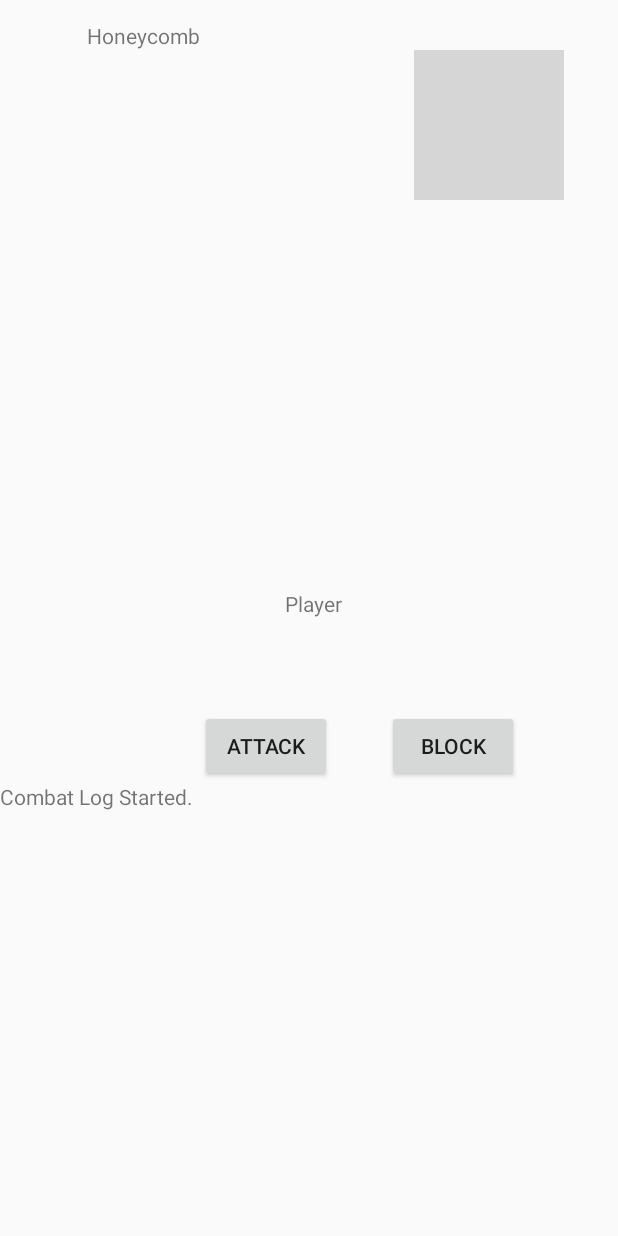
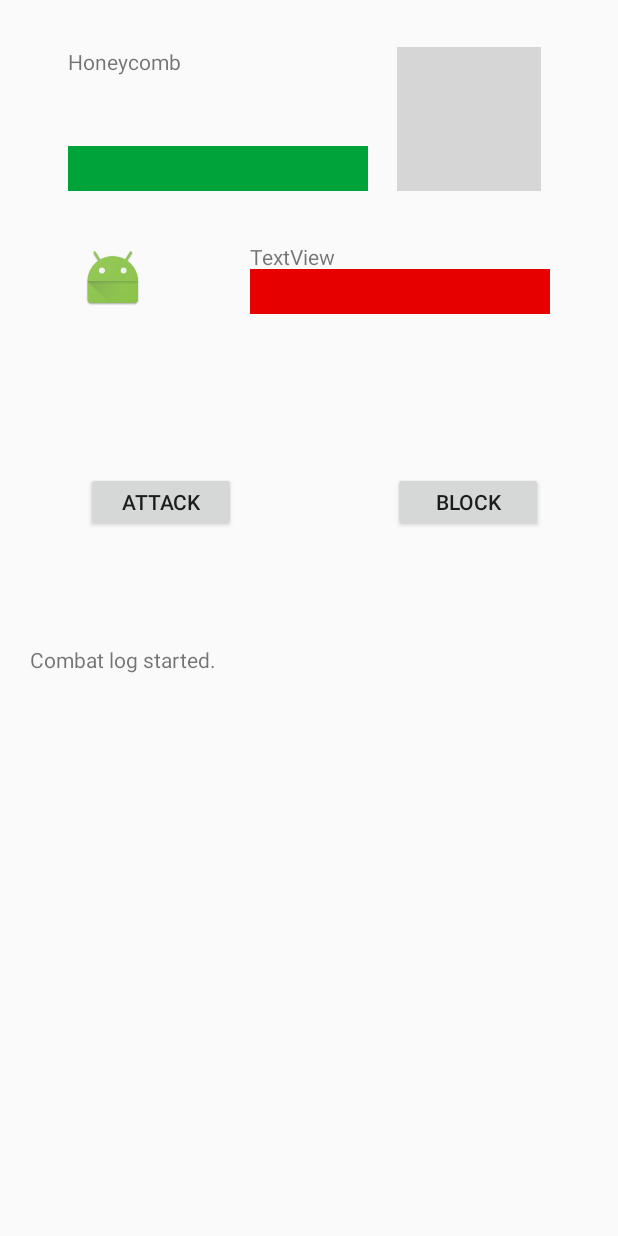
Before and after one commit to scveloso/Labyrinth2, an Android app: the CombatActivity screen opened directly, with no data from a screen before it, on a phone screen of 412 x 824 dp. Run offline under Robolectric (Android 15) with nearby library versions, the phone set to English and light mode, and no system bars; grey boxes are pictures that could not be loaded.

Commit message:
Work done on combat

```diff
--- a/app/src/main/java/com/sveloso/labyrinth/CombatActivity.java
+++ b/app/src/main/java/com/sveloso/labyrinth/CombatActivity.java
@@ -1,13 +1,19 @@
 package com.sveloso.labyrinth;
 
 import android.app.Activity;
+import android.content.Intent;
+import android.content.res.Resources;
 import android.os.Bundle;
 import android.support.v4.content.ContextCompat;
+import android.support.v4.view.ViewPager;
 import android.text.method.ScrollingMovementMethod;
+import android.util.TypedValue;
 import android.view.View;
+import android.view.ViewGroup;
 import android.widget.Button;
 import android.widget.ImageView;
 import android.widget.TextView;
+import android.widget.Toast;
 
 /**
  * Created by s.veloso on 4/10/2017.
@@ -17,9 +23,9 @@ public class CombatActivity extends Activity {
 
     private static final String MOVE_ATTACK = "attack";
     private static final String MOVE_BLOCK = "block";
-    private static final int MAX_HEALTH_WIDTH = 200;
 
     private ImageView imgPlayerHealth;
+    private ImageView imgPlayerSprite;
     private ImageView imgEnemyHealth;
     private ImageView imgEnemySprite;
     private TextView txtEnemyName;
@@ -27,6 +33,8 @@ public class CombatActivity extends Activity {
 
     private Button btnAttack;
     private Button btnBlock;
+
+    private static final int MAX_IMG_HEALTH_WIDTH = 200; // 200dp
 
     private Enemy currEnemy;
 
@@ -38,6 +46,7 @@ public class CombatActivity extends Activity {
         setContentView(R.layout.activity_combat);
 
         imgPlayerHealth = (ImageView) findViewById(R.id.imgPlayerHealth);
+        imgPlayerSprite = (ImageView) findViewById(R.id.imgPlayerSprite);
         imgEnemyHealth = (ImageView) findViewById(R.id.imgEnemyHealth);
         imgEnemySprite = (ImageView) findViewById(R.id.imgEnemySprite);
         txtEnemyName = (TextView) findViewById(R.id.txtEnemyName);
@@ -58,17 +67,17 @@ public class CombatActivity extends Activity {
         txtCombatLog = (TextView) findViewById(R.id.txtCombatLog);
         txtCombatLog.setMovementMethod(new ScrollingMovementMethod());
 
-
         int difficulty = getIntent().getIntExtra(MainActivity.EXTRA_DIFFICULTY, -1);
         playerHealth = getIntent().getIntExtra(MainActivity.EXTRA_PLAYER_CURR_HEALTH, -1);
 
-        if (difficulty < 6) {
+        imgPlayerSprite.setImageDrawable(ContextCompat.getDrawable(this, R.mipmap.ic_launcher));
+        if (difficulty < 5) /* 5 out of 10 chance for easy */ {
             currEnemy = new Enemy(this, 0);
             imgEnemySprite.setImageDrawable(ContextCompat.getDrawable(this, R.mipmap.img_enemy_easy));
-        } else if (difficulty < 10) {
+        } else if (difficulty < 8) /* 3 out of 10 chance for medium */ {
             currEnemy = new Enemy(this, 1);
             imgEnemySprite.setImageDrawable(ContextCompat.getDrawable(this, R.mipmap.img_enemy_medium));
-        } else {
+        } else /* 2 out of 10 chance for hard */ {
             currEnemy = new Enemy(this, 2);
             imgEnemySprite.setImageDrawable(ContextCompat.getDrawable(this, R.mipmap.img_enemy_hard));
         }
@@ -76,18 +85,28 @@ public class CombatActivity extends Activity {
 
         updateEnemyUI();
         updatePlayerUI();
+
+        log("Combat log started.");
     }
 
     private void updateEnemyUI() {
-        double percentHealth = currEnemy.getCurrHealth() / currEnemy.getHealth();
-        double newHealthW = MAX_HEALTH_WIDTH * percentHealth;
-        imgEnemyHealth.setMaxWidth((int) newHealthW);
+        double percentHealth = (double) currEnemy.getCurrHealth() / currEnemy.getHealth();
+        double newHealthW = MAX_IMG_HEALTH_WIDTH * percentHealth;
+        Resources r = getResources();
+        float px = TypedValue.applyDimension(TypedValue.COMPLEX_UNIT_DIP, (int) newHealthW, r.getDisplayMetrics());
+
+        imgEnemyHealth.getLayoutParams().width = (int) px;
+        imgEnemyHealth.requestLayout();
     }
 
     private void updatePlayerUI() {
-        double percentHealth = playerHealth / Player.PLAYER_HEALTH;
-        double newHealthW = MAX_HEALTH_WIDTH * percentHealth;
-        imgPlayerHealth.setMaxWidth((int) newHealthW);
+        double percentHealth = (double) playerHealth / Player.PLAYER_HEALTH;
+        double newHealthW = MAX_IMG_HEALTH_WIDTH * percentHealth;
+        Resources r = getResources();
+        float px = TypedValue.applyDimension(TypedValue.COMPLEX_UNIT_DIP, (int) newHealthW, r.getDisplayMetrics());
+
+        imgPlayerHealth.getLayoutParams().width = (int) px;
+        imgPlayerHealth.requestLayout();
     }
 
     private void handlePlayerTurn(String move) {
@@ -109,8 +128,9 @@ public class CombatActivity extends Activity {
     private void checkIfEnemyDead() {
         if (currEnemy.getCurrHealth() <= 0) {
             // end activity with success result
-
-            setResult(MainActivity.COMBAT_RESULT_WIN);
+            Intent data = new Intent();
+            data.putExtra(MainActivity.EXTRA_PLAYER_CURR_HEALTH, playerHealth);
+            setResult(MainActivity.COMBAT_RESULT_WIN, data);
             finish();
         }
     }
--- a/app/src/main/java/com/sveloso/labyrinth/MainActivity.java
+++ b/app/src/main/java/com/sveloso/labyrinth/MainActivity.java
@@ -62,7 +62,7 @@ public class MainActivity extends AppCompatActivity {
         // Check which request we're responding to
         if (requestCode == COMBAT_REQUEST) {
             if (resultCode == COMBAT_RESULT_WIN) {
-                // Keep going
+                currPlayer.setCurrHealth(data.getIntExtra(EXTRA_PLAYER_CURR_HEALTH, -1));
             } else {
                 btnUp.setEnabled(false);
                 btnDown.setEnabled(false);
@@ -257,11 +257,15 @@ public class MainActivity extends AppCompatActivity {
     }
 
     private void checkEnemy() {
+        // 1 / 5 Chance to initiate combat
         int rand = spawner.nextInt(6);
 
+        // If combat engaged
         if (rand == 0) {
+            // Create combat intent
             Intent combatIntent = new Intent(this, CombatActivity.class);
-            int difficulty = spawner.nextInt(11);
+            // Determine the difficulty
+            int difficulty = spawner.nextInt(10);
             combatIntent.putExtra(EXTRA_DIFFICULTY, difficulty);
 
             int playerCurrHealth = currPlayer.getCurrHealth();
--- a/app/src/main/java/com/sveloso/labyrinth/Player.java
+++ b/app/src/main/java/com/sveloso/labyrinth/Player.java
@@ -12,12 +12,11 @@ public class Player {
     public static final int PLAYER_HEALTH = 100;
     public static final int PLAYER_BASE_ATTACK = 20;
 
-    private int health;
     private int attack;
     private int currHealth;
 
     public Player() {
-        currHealth = health;
+        currHealth = PLAYER_HEALTH;
         attack = PLAYER_BASE_ATTACK;
     }
 
@@ -30,7 +29,7 @@ public class Player {
     }
 
     public int getHealth() {
-        return health;
+        return PLAYER_HEALTH;
     }
 
     public int getAttack() {
--- a/app/src/main/res/layout/activity_combat.xml
+++ b/app/src/main/res/layout/activity_combat.xml
@@ -1,117 +1,134 @@
 <?xml version="1.0" encoding="utf-8"?>
-<RelativeLayout xmlns:android="http://schemas.android.com/apk/res/android"
+<LinearLayout xmlns:android="http://schemas.android.com/apk/res/android"
     xmlns:app="http://schemas.android.com/apk/res-auto"
-    android:layout_width="match_parent" android:layout_height="match_parent">
+    android:layout_width="match_parent"
+    android:layout_height="match_parent"
+    android:orientation="vertical">
+
+    <RelativeLayout
+        android:layout_width="match_parent"
+        android:layout_height="130dp">
 
         <ImageView
-        app:srcCompat="@android:color/holo_red_dark"
-        android:id="@+id/imageView8"
-        android:layout_width="200dp"
-        android:layout_height="25dp"
-        android:layout_marginRight="22dp"
-        android:layout_marginEnd="22dp"
-        android:layout_alignTop="@+id/imageView2"
+            android:id="@+id/imgEnemySprite"
+            android:layout_width="wrap_content"
+            android:layout_height="wrap_content"
+            android:layout_alignParentEnd="true"
             android:layout_alignParentRight="true"
-        android:layout_alignParentEnd="true" />
+            android:layout_alignParentTop="true"
+            android:layout_marginEnd="51dp"
+            android:layout_marginRight="51dp"
+            android:layout_marginTop="31dp"
+            app:srcCompat="@mipmap/img_enemy_easy" />
 
         <ImageView
-        app:srcCompat="@android:color/holo_red_dark"
             android:id="@+id/imageView4"
             android:layout_width="200dp"
-        android:layout_height="25dp"
-        android:layout_alignTop="@+id/imgEnemySprite"
-        android:layout_toLeftOf="@+id/imgEnemySprite"
-        android:layout_toStartOf="@+id/imgEnemySprite"
-        android:layout_marginRight="18dp"
-        android:layout_marginEnd="18dp" />
-
-    <ImageView
-        android:layout_marginTop="33dp"
-        android:id="@+id/imgEnemySprite"
-        android:layout_width="100dp"
-        android:layout_height="100dp"
-        android:layout_marginRight="36dp"
-        android:layout_marginEnd="36dp"
-        android:layout_alignParentTop="true"
-        android:layout_alignParentRight="true"
-        android:layout_alignParentEnd="true"
-        app:srcCompat="@mipmap/img_enemy_easy" />
+            android:layout_height="30dp"
+            android:layout_alignBottom="@+id/imgEnemySprite"
+            android:layout_alignParentLeft="true"
+            android:layout_alignParentStart="true"
+            android:layout_marginLeft="45dp"
+            android:layout_marginStart="45dp"
+            android:background="#e70000" />
 
         <ImageView
             android:id="@+id/imgEnemyHealth"
             android:layout_width="200dp"
-        android:layout_height="25dp"
+            android:layout_height="30dp"
+            android:layout_alignBottom="@+id/imageView4"
             android:layout_alignLeft="@+id/imageView4"
             android:layout_alignStart="@+id/imageView4"
-        android:layout_alignTop="@+id/imageView4"
-        app:srcCompat="@android:color/holo_green_dark" />
+            android:background="#00a339" />
+
+        <TextView
+            android:id="@+id/txtEnemyName"
+            android:layout_width="wrap_content"
+            android:layout_height="wrap_content"
+            android:layout_alignLeft="@+id/imageView4"
+            android:layout_alignStart="@+id/imageView4"
+            android:layout_alignTop="@+id/imgEnemySprite"
+            android:text="TextView" />
+
+    </RelativeLayout>
+
+    <RelativeLayout
+        android:layout_width="match_parent"
+        android:layout_height="130dp">
 
         <ImageView
+            android:id="@+id/imgPlayerSprite"
             android:layout_width="wrap_content"
             android:layout_height="wrap_content"
-        app:srcCompat="@android:drawable/sym_def_app_icon"
-        android:id="@+id/imageView2"
-        android:layout_centerVertical="true"
-        android:layout_alignRight="@+id/txtEnemyName"
-        android:layout_alignEnd="@+id/txtEnemyName" />
+            android:layout_alignParentStart="true"
+            android:layout_alignParentLeft="true"
+            android:layout_alignParentTop="true"
+            android:layout_marginStart="51dp"
+            android:layout_marginLeft="51dp"
+            android:layout_marginTop="31dp"
+            app:srcCompat="@mipmap/ic_launcher" />
 
         <ImageView
-        app:srcCompat="@android:color/holo_green_dark"
+            android:id="@+id/imageView8"
+            android:layout_width="200dp"
+            android:layout_height="30dp"
+            android:layout_alignBottom="@+id/imgPlayerSprite"
+            android:layout_alignParentRight="true"
+            android:layout_alignParentEnd="true"
+            android:layout_marginRight="45dp"
+            android:layout_marginEnd="45dp"
+            android:background="#e70000" />
+
+        <ImageView
             android:id="@+id/imgPlayerHealth"
             android:layout_width="200dp"
-        android:layout_height="25dp"
-        android:layout_marginRight="22dp"
-        android:layout_marginEnd="22dp"
-        android:layout_alignTop="@+id/imageView2"
-        android:layout_alignParentRight="true"
-        android:layout_alignParentEnd="true" />
+            android:layout_height="30dp"
+            android:layout_alignBottom="@+id/imageView8"
+            android:layout_alignLeft="@+id/imageView8"
+            android:layout_alignStart="@+id/imageView8"
+            android:background="#00a339" />
 
         <TextView
+            android:id="@+id/txtPlayerName"
             android:layout_width="wrap_content"
             android:layout_height="wrap_content"
-        android:id="@+id/txtPlayerName"
-        android:text="Player"
-        android:layout_above="@+id/imgPlayerHealth"
-        android:layout_alignLeft="@+id/imgPlayerHealth"
-        android:layout_alignStart="@+id/imgPlayerHealth" />
+            android:layout_alignLeft="@+id/imageView8"
+            android:layout_alignStart="@+id/imageView8"
+            android:layout_alignTop="@+id/imgPlayerSprite"
+            android:text="TextView" />
+
+    </RelativeLayout>
+
+    <RelativeLayout
+        android:layout_width="match_parent"
+        android:layout_height="150dp">
+
+        <Button
+            android:id="@+id/btnBlock"
+            android:layout_width="100dp"
+            android:layout_height="40dp"
+            android:layout_alignParentEnd="true"
+            android:layout_alignParentRight="true"
+            android:layout_alignTop="@+id/btnAttack"
+            android:layout_marginEnd="50dp"
+            android:layout_marginRight="50dp"
+            android:text="Block" />
+
+        <Button
+            android:id="@+id/btnAttack"
+            android:layout_width="100dp"
+            android:layout_height="40dp"
+            android:layout_alignParentLeft="true"
+            android:layout_alignParentStart="true"
+            android:layout_centerVertical="true"
+            android:layout_marginLeft="57dp"
+            android:layout_marginStart="57dp"
+            android:text="Attack" />
+    </RelativeLayout>
 
     <TextView
-        android:layout_width="wrap_content"
-        android:layout_height="wrap_content"
-        android:id="@+id/txtEnemyName"
-        android:text="Honeycomb"
-        android:layout_above="@+id/imageView4"
-        android:layout_alignLeft="@+id/imageView4"
-        android:layout_alignStart="@+id/imageView4" />
-
-    <Button
-        android:text="Attack"
-        android:layout_width="wrap_content"
-        android:layout_height="wrap_content"
-        android:layout_below="@+id/imageView2"
-        android:layout_alignLeft="@+id/imageView2"
-        android:layout_alignStart="@+id/imageView2"
-        android:layout_marginTop="61dp"
-        android:id="@+id/btnAttack" />
-
-    <Button
-        android:text="Block"
-        android:layout_width="wrap_content"
-        android:layout_height="wrap_content"
-        android:layout_alignTop="@+id/btnAttack"
-        android:layout_toRightOf="@+id/imgEnemyHealth"
-        android:layout_toEndOf="@+id/imgEnemyHealth"
-        android:id="@+id/btnBlock" />
-
-    <TextView
+        android:padding="20dp"
         android:id="@+id/txtCombatLog"
-        android:layout_width="wrap_content"
-        android:layout_height="wrap_content"
-        android:layout_alignParentBottom="true"
-        android:layout_alignParentEnd="true"
-        android:layout_alignParentLeft="true"
-        android:layout_alignParentRight="true"
-        android:layout_alignParentStart="true"
-        android:layout_below="@+id/btnAttack"
-        android:text="Combat Log Started." />
-</RelativeLayout>
+        android:layout_width="match_parent"
+        android:layout_height="100dp" />
+</LinearLayout>
```
Lines whose indentation alone changed are shown as unchanged.
